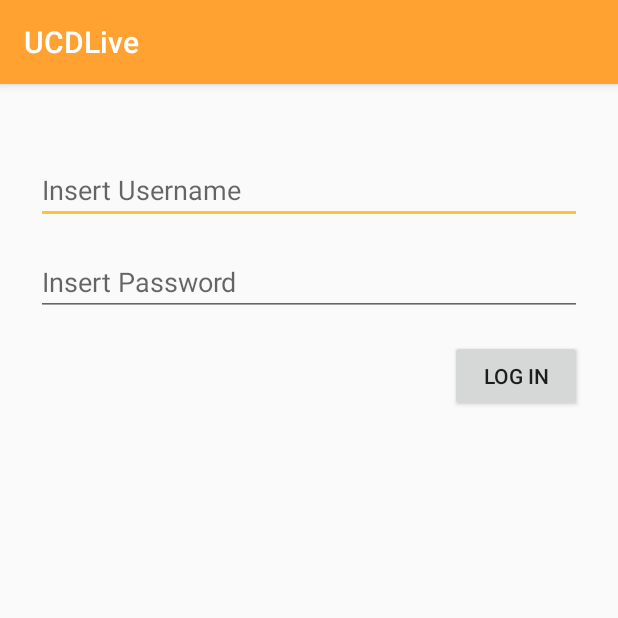
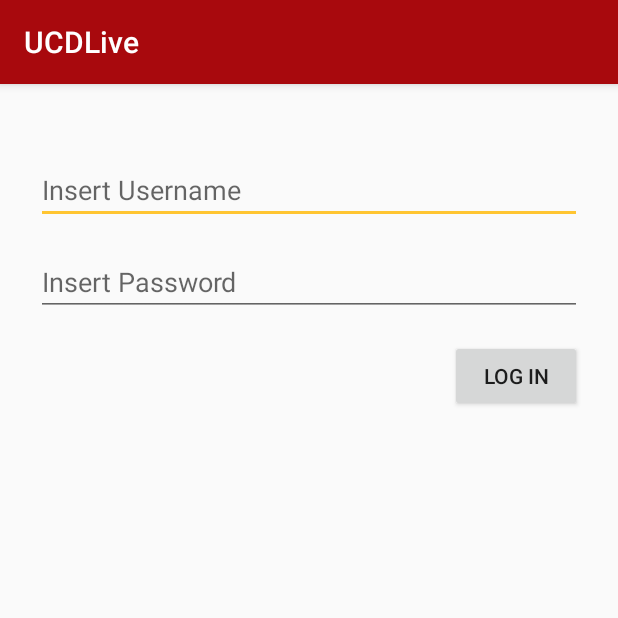
Before and after one commit to konkalaitzidis/ucd-live-app, an Android app: the screen it shows after launch (LoginActivity), on a phone screen of 412 x 824 dp, the top half of it. Run offline under Robolectric (Android 15) with nearby library versions, the phone set to English and light mode, and no system bars.

Commit message:
Changed the primary color

```diff
--- a/app/src/main/res/values/colors.xml
+++ b/app/src/main/res/values/colors.xml
@@ -1,6 +1,6 @@
 <?xml version="1.0" encoding="utf-8"?>
 <resources>
-    <color name="colorPrimary">#ffa231</color>
+    <color name="colorPrimary">#a8090d</color>
     <color name="colorPrimaryDark">#ffa231</color>
     <color name="colorAccent">#ffc531</color>
 </resources>
```
